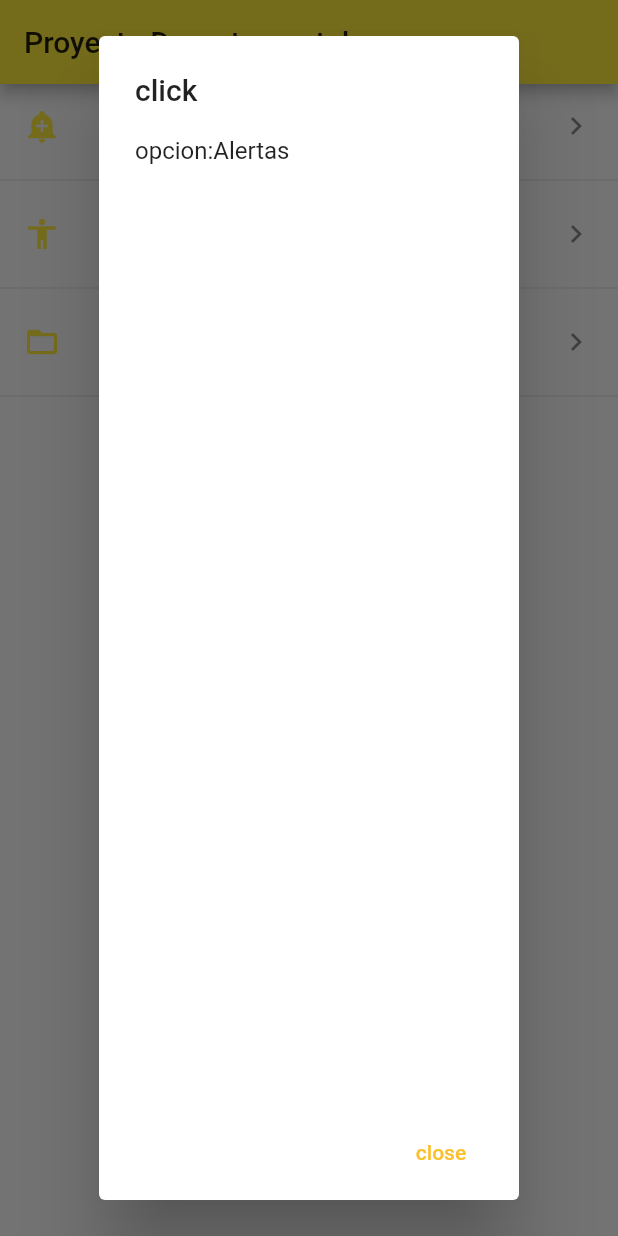
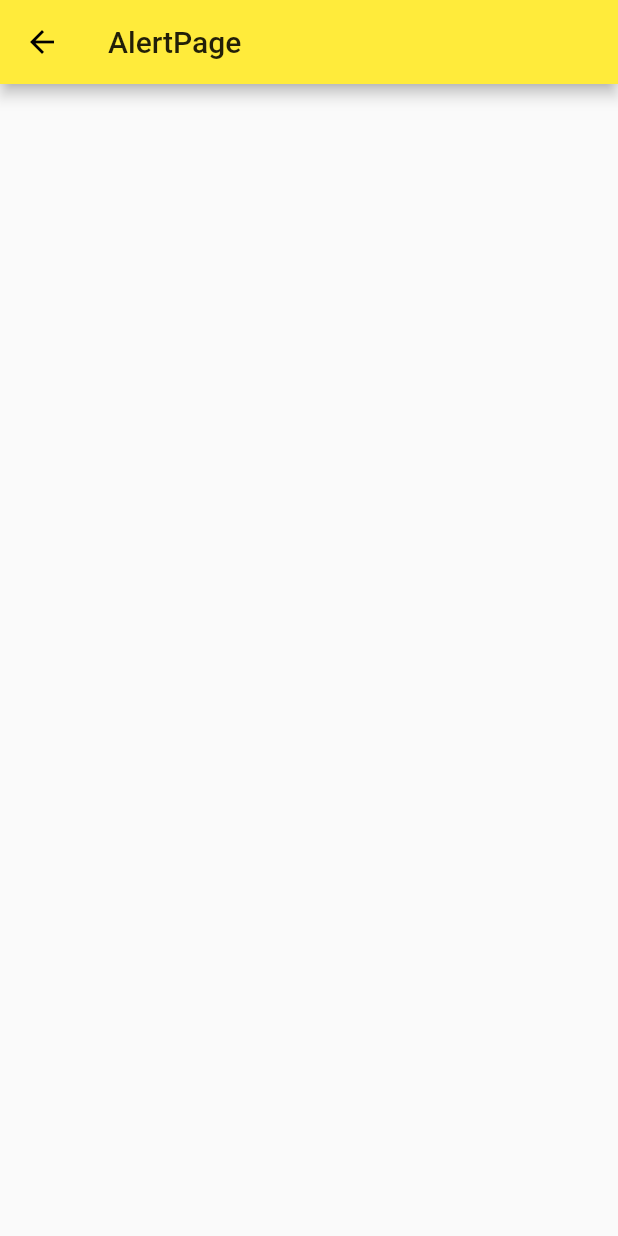
Before and after one commit to carlosMac95/Examen-Leonardo, a Flutter app: the screen it shows after launch, after a tap on "Alertas", on a phone screen of 412 x 824 dp. Run offline on Flutter 3.47's test engine with Material 2 defaults, Android fonts, the light colour scheme and no system bars.

Commit message:
Carlos Ismael Macias Martinez

```diff
--- a/lib/main.dart
+++ b/lib/main.dart
@@ -2,6 +2,9 @@ import 'package:flutter/material.dart';
 import 'package:examen_leonardo_macias/icon.dart';
 import 'package:examen_leonardo_macias/menu.dart';
 import 'package:flutter/services.dart';
+import 'package:examen_leonardo_macias/page_alert.dart';
+import 'package:examen_leonardo_macias/page_avatar.dart';
+import 'package:examen_leonardo_macias/page_card.dart';
 
 void main() => runApp(MyApp());
 
@@ -25,7 +28,7 @@ class MyHomePage extends StatelessWidget {
   Widget build(BuildContext letra) {
     return Scaffold(
       appBar: AppBar(
-        title: Text("Proyecto Departamental"),
+        title: Text("Practica Navigation"),
       ),
       body: _listas(letra),
     );
@@ -52,37 +55,22 @@ class MyHomePage extends StatelessWidget {
         leading: getIcon(opt['icon']),
         trailing: Icon(Icons.keyboard_arrow_right_outlined),
         onTap: () {
-          showDialog(
-            context: letra,
-            builder: (BuildContext letra) =>
-                _imprimirdialogo(letra, opt['texto']),
-          );
+          if (opt['ruta'] == 'alert') {
+            final route = MaterialPageRoute(builder: (context) => AlertPage());
+            Navigator.push(letra, route);
+          } else if (opt['ruta'] == 'avatar') {
+            final route = MaterialPageRoute(builder: (context) => AvatarPage());
+            Navigator.push(letra, route);
+          } else if (opt['ruta'] == 'card') {
+            final route = MaterialPageRoute(builder: (context) => CardsPage());
+            Navigator.push(letra, route);
+          } else {
+            // _buildPopUpDialog(context, opt['texto']),
+          }
         },
       );
       opciones..add(widgetTemp)..add(Divider());
     });
     return opciones;
   }
-
-  Widget _imprimirdialogo(BuildContext letra, String opt) {
-    return new AlertDialog(
-      title: const Text('click '),
-      content: new Column(
-        mainAxisSize: MainAxisSize.max,
-        crossAxisAlignment: CrossAxisAlignment.start,
-        children: <Widget>[
-          Text('opcion:' + opt),
-        ],
-      ),
-      actions: <Widget>[
-        new FlatButton(
-          onPressed: () {
-            Navigator.of(letra).pop();
-          },
-          textColor: Theme.of(letra).primaryColorDark,
-          child: const Text('close'),
-        ),
-      ],
-    );
-  }
 }
--- /dev/null
+++ b/lib/page_alert.dart
@@ -0,0 +1,10 @@
+import 'package:flutter/material.dart';
+
+class AlertPage extends StatelessWidget {
+  @override
+  Widget build(BuildContext context) {
+    return Scaffold(
+      appBar: AppBar(title: Text('AlertPage')),
+    );
+  }
+}
--- /dev/null
+++ b/lib/page_avatar.dart
@@ -0,0 +1,10 @@
+import 'package:flutter/material.dart';
+
+class AvatarPage extends StatelessWidget {
+  @override
+  Widget build(BuildContext context) {
+    return Scaffold(
+      appBar: AppBar(title: Text('AvatarPage')),
+    );
+  }
+}
--- /dev/null
+++ b/lib/page_card.dart
@@ -0,0 +1,10 @@
+import 'package:flutter/material.dart';
+
+class CardsPage extends StatelessWidget {
+  @override
+  Widget build(BuildContext context) {
+    return Scaffold(
+      appBar: AppBar(title: Text('CardPage')),
+    );
+  }
+}
```
